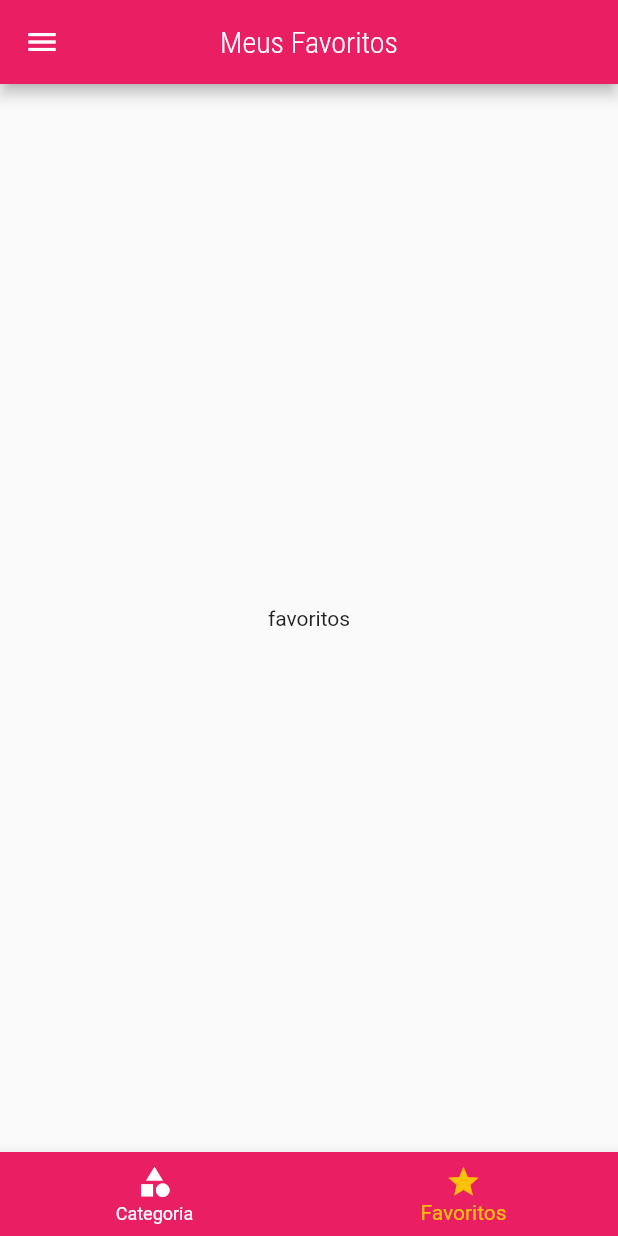
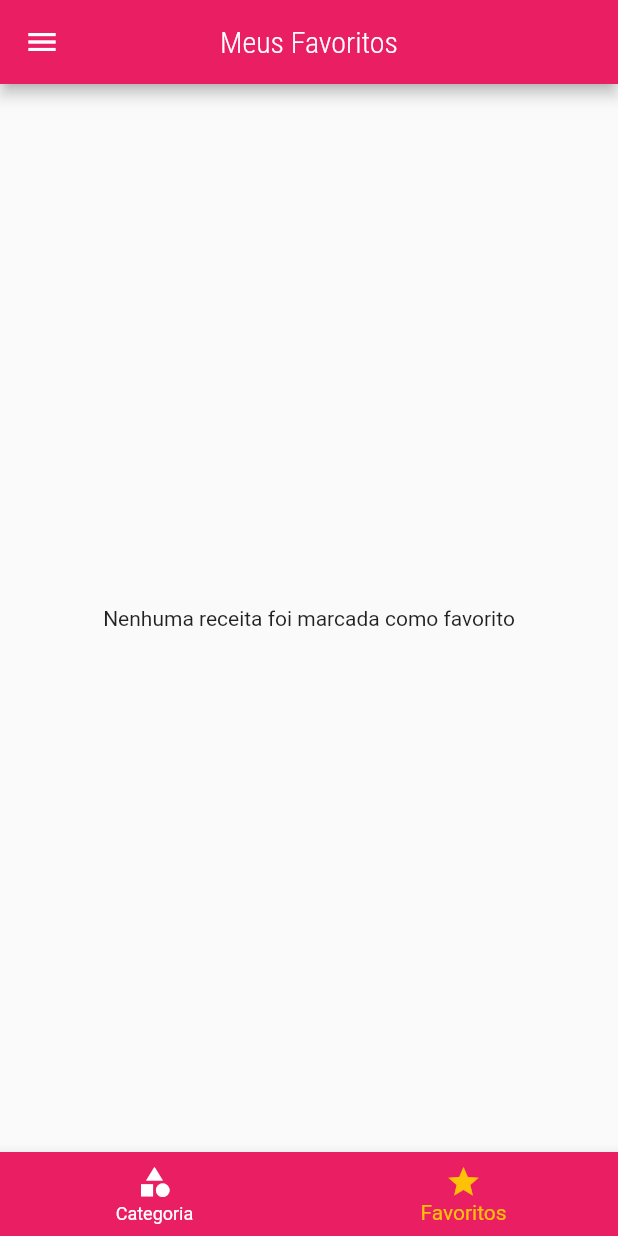
Before and after one commit to ravelsoares/receitas, a Flutter app: the screen it shows after launch, item 2 of the bottom bar chosen, on a phone screen of 412 x 824 dp. Run offline on Flutter 3.47's test engine with Material 2 defaults, Android fonts, the phone set to English and light mode, and no system bars.

Commit message:
Adicionando Favoritos

```diff
--- a/lib/main.dart
+++ b/lib/main.dart
@@ -22,6 +22,7 @@ class MyApp extends StatefulWidget {
 class _MyAppState extends State<MyApp> {
   Settings settings = Settings();
   List<Meal> _availableMeals = DUMMY_MEALS;
+  List<Meal> _favoriteMeals = [];
 
   void _filterMeals(Settings newSettings) {
     setState(() {
@@ -37,6 +38,20 @@ class _MyAppState extends State<MyApp> {
             !filterVegetarian;
       }).toList();
     });
+  }
+
+  void _toggleFavorite(Meal meal) {
+    setState(() {
+      if (_favoriteMeals.contains(meal)) {
+        _favoriteMeals.remove(meal);
+      } else {
+        _favoriteMeals.add(meal);
+      }
+    });
+  }
+
+  bool _isFavorite(Meal meal) {
+    return _favoriteMeals.contains(meal);
   }
 
   Widget build(BuildContext context) {
@@ -57,10 +72,10 @@ class _MyAppState extends State<MyApp> {
             ),
       ),
       routes: {
-        AppRoutes.HOME: (context) => const TabScreen(),
+        AppRoutes.HOME: (context) => TabScreen(_favoriteMeals),
         AppRoutes.CATEGORIES_MEALS: (context) =>
             CategoriesMealsScreen(_availableMeals),
-        AppRoutes.MEAL_DETAIL: (context) => const MealDetailScreen(),
+        AppRoutes.MEAL_DETAIL: (context) => MealDetailScreen(_toggleFavorite, _isFavorite),
         AppRoutes.SETTINGS: (context) => SettingsScreen(settings, _filterMeals),
       },
       debugShowCheckedModeBanner: false,
--- a/lib/screens/favorite_screen.dart
+++ b/lib/screens/favorite_screen.dart
@@ -1,12 +1,25 @@
 import 'package:flutter/material.dart';
+import 'package:receitas/components/meal_item.dart';
+
+import '../models/meal.dart';
 
 class FavoriteScreen extends StatelessWidget {
-  const FavoriteScreen({ Key? key }) : super(key: key);
+  final List<Meal> favoriteMeals;
+  const FavoriteScreen(this.favoriteMeals, {Key? key}) : super(key: key);
 
   @override
   Widget build(BuildContext context) {
-    return const Center(
-      child: Text('favoritos'),
-    );
+    if (favoriteMeals.isEmpty) {
+      return const Center(
+        child: Text('Nenhuma receita foi marcada como favorito'),
+      );
+    } else {
+      return ListView.builder(
+        itemCount: favoriteMeals.length,
+        itemBuilder: (context, index) {
+          return MealItem(favoriteMeals[index]);
+        },
+      );
+    }
   }
 }
--- a/lib/screens/tabs_screen.dart
+++ b/lib/screens/tabs_screen.dart
@@ -3,8 +3,11 @@ import 'package:receitas/components/main_drawer.dart';
 import 'package:receitas/screens/categories_screen.dart';
 import 'package:receitas/screens/favorite_screen.dart';
 
+import '../models/meal.dart';
+
 class TabScreen extends StatefulWidget {
-  const TabScreen({Key? key}) : super(key: key);
+  final List<Meal> favoriteMeals;
+  const TabScreen(this.favoriteMeals, {Key? key}) : super(key: key);
 
   @override
   State<TabScreen> createState() => _TabScreenState();
@@ -12,14 +15,21 @@ class TabScreen extends StatefulWidget {
 
 class _TabScreenState extends State<TabScreen> {
   int _selectedScreenIndex = 0;
-  final List<Widget> _screens = const [
-    CategoriesScreen(),
-    FavoriteScreen(),
-  ];
-  final List<String> _titles = [
-    'Lista de Categorias',
-    'Meus Favoritos',
-  ];
+  late List<Widget> _screens;
+  late List<String> _titles;
+
+  @override
+  void initState() {
+    super.initState();
+    _screens = [
+      CategoriesScreen(),
+      FavoriteScreen(widget.favoriteMeals),
+    ];
+    _titles = [
+      'Lista de Categorias',
+      'Meus Favoritos',
+    ];
+  }
 
   _selectScreen(index) {
     setState(() {
```
Also changed, not shown: lib/screens/meal_detail_screen.dart (+11 -3 lines).
